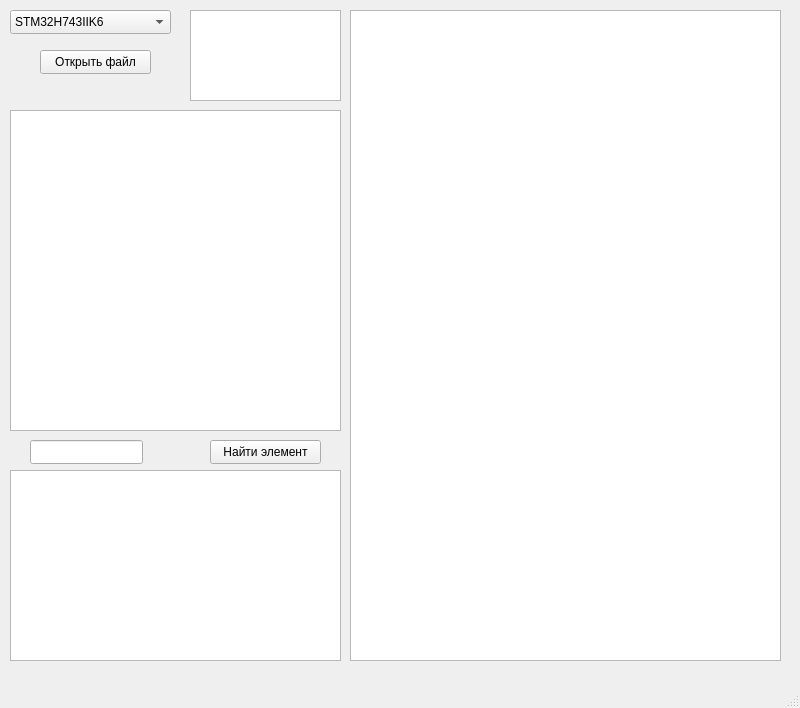
Before: the Qt Designer form QtProj/mapAnalizer/map_analizer/mainwindow.ui in twentyoneh/CPPproj, drawn with Qt 5.
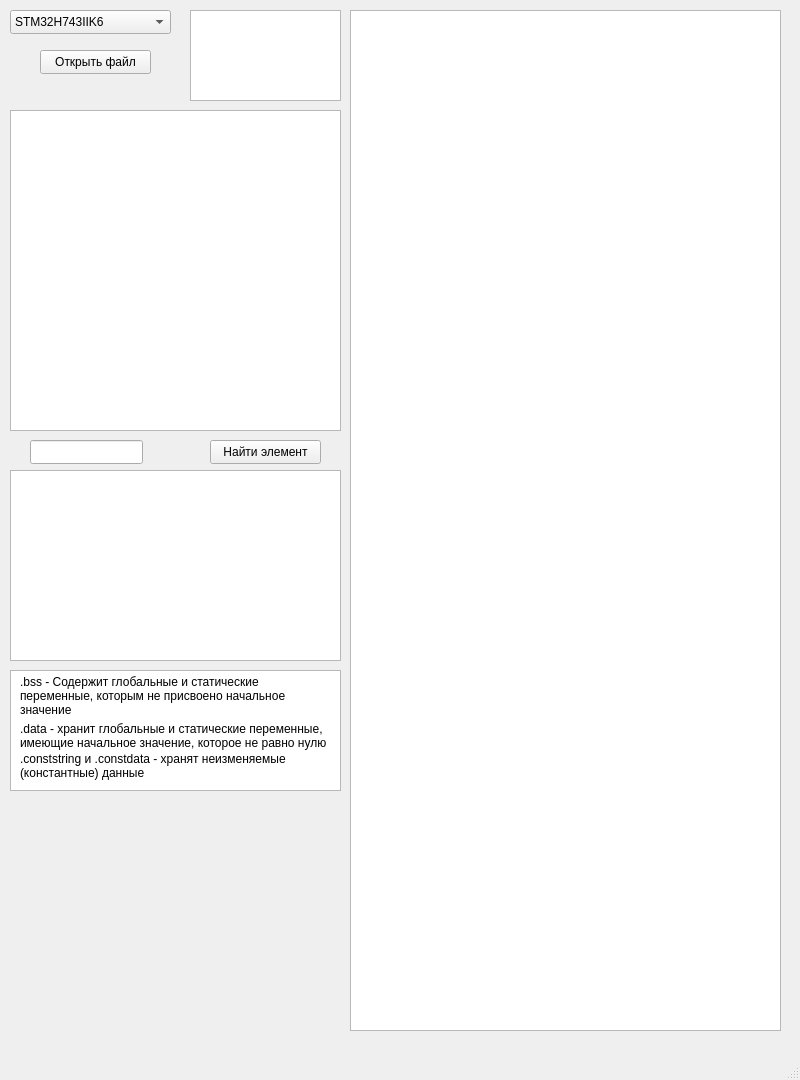
After: the same form once the commit is applied.

Commit message: небольшие изменения по дизайну

```diff
--- a/QtProj/mapAnalizer/map_analizer/mainwindow.ui
+++ b/QtProj/mapAnalizer/map_analizer/mainwindow.ui
@@ -7,7 +7,7 @@
     <x>0</x>
     <y>0</y>
     <width>800</width>
-    <height>708</height>
+    <height>1080</height>
    </rect>
   </property>
   <property name="windowTitle">
@@ -33,12 +33,15 @@
       <x>350</x>
       <y>10</y>
       <width>431</width>
-      <height>651</height>
+      <height>1021</height>
      </rect>
     </property>
     <property name="verticalScrollBarPolicy">
      <enum>Qt::ScrollBarPolicy::ScrollBarAsNeeded</enum>
     </property>
+    <property name="sizeAdjustPolicy">
+     <enum>QAbstractScrollArea::SizeAdjustPolicy::AdjustIgnored</enum>
+    </property>
     <property name="verticalScrollMode">
      <enum>QAbstractItemView::ScrollMode::ScrollPerPixel</enum>
     </property>
@@ -122,6 +125,73 @@
      </property>
     </item>
    </widget>
+   <widget class="QListWidget" name="listWidget">
+    <property name="geometry">
+     <rect>
+      <x>10</x>
+      <y>670</y>
+      <width>331</width>
+      <height>121</height>
+     </rect>
+    </property>
+   </widget>
+   <widget class="QLabel" name="label">
+    <property name="geometry">
+     <rect>
+      <x>20</x>
+      <y>670</y>
+      <width>311</width>
+      <height>51</height>
+     </rect>
+    </property>
+    <property name="text">
+     <string>.bss - Содержит глобальные и статические переменные, которым не присвоено начальное значение</string>
+    </property>
+    <property name="scaledContents">
+     <bool>false</bool>
+    </property>
+    <property name="wordWrap">
+     <bool>true</bool>
+    </property>
+   </widget>
+   <widget class="QLabel" name="label_2">
+    <property name="geometry">
+     <rect>
+      <x>20</x>
+      <y>710</y>
+      <width>311</width>
+      <height>51</height>
+     </rect>
+    </property>
+    <property name="text">
+     <string>.data - хранит глобальные и статические переменные, имеющие начальное значение, которое не равно нулю</string>
+    </property>
+    <property name="scaledContents">
+     <bool>false</bool>
+    </property>
+    <property name="wordWrap">
+     <bool>true</bool>
+    </property>
+   </widget>
+   <widget class="QLabel" name="label_3">
+    <property name="geometry">
+     <rect>
+      <x>20</x>
+      <y>740</y>
+      <width>311</width>
+      <height>51</height>
+     </rect>
+    </property>
+    <property name="text">
+     <string>.conststring и .constdata - хранят неизменяемые (константные) данные </string>
+    </property>
+    <property name="scaledContents">
+     <bool>false</bool>
+    </property>
+    <property name="wordWrap">
+     <bool>true</bool>
+    </property>
+   </widget>
   </widget>
   <widget class="QMenuBar" name="menubar">
    <property name="geometry">
```
Left out of the diff: 3 changed lines with no effect on the pictures. The commit also changes 3 other files.
